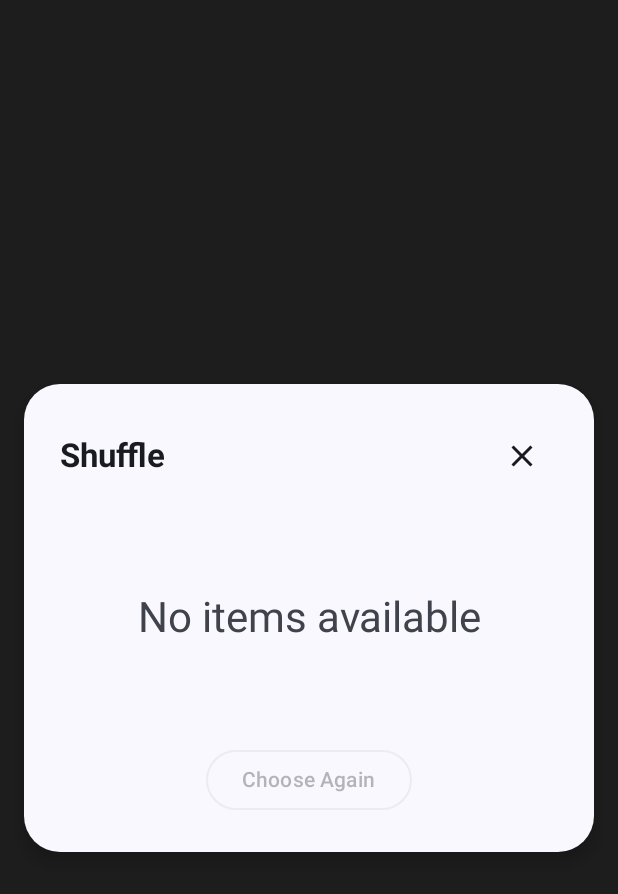
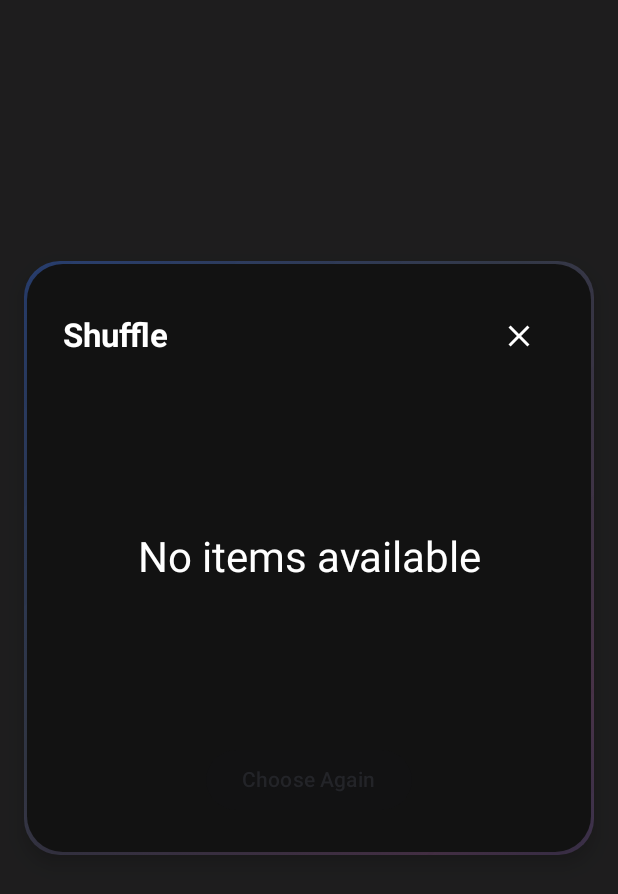
Before and after one commit to teja2495/choosr, an Android app built with Jetpack Compose: the composable ShuffleDialog called with empty values, on a phone screen of 412 x 824 dp. Shown: the top 894 px of the screen. Run offline under Robolectric (Android 15) with nearby library versions, the phone set to English and light mode, and no system bars.

Commit message:
feat: ui updates

```diff
--- a/app/src/main/java/com/tk/choosr/ui/shuffle/ShuffleDialog.kt
+++ b/app/src/main/java/com/tk/choosr/ui/shuffle/ShuffleDialog.kt
@@ -2,11 +2,13 @@ package com.tk.choosr.ui.shuffle
 
 import androidx.compose.animation.AnimatedContent
 import androidx.compose.animation.ExperimentalAnimationApi
+import androidx.compose.animation.core.animateFloatAsState
 import androidx.compose.animation.core.tween
 import androidx.compose.animation.fadeIn
 import androidx.compose.animation.fadeOut
 import androidx.compose.animation.with
 import androidx.compose.foundation.background
+import androidx.compose.foundation.border
 import androidx.compose.foundation.layout.Arrangement
 import androidx.compose.foundation.layout.Box
 import androidx.compose.foundation.layout.Column
@@ -18,6 +20,7 @@ import androidx.compose.foundation.layout.height
 import androidx.compose.foundation.layout.padding
 import androidx.compose.foundation.layout.size
 import androidx.compose.foundation.layout.width
+import androidx.compose.foundation.layout.offset
 import androidx.compose.foundation.shape.RoundedCornerShape
 import androidx.compose.material.icons.Icons
 import androidx.compose.material.icons.filled.Close
@@ -38,6 +41,8 @@ import androidx.compose.runtime.rememberCoroutineScope
 import androidx.compose.runtime.setValue
 import androidx.compose.ui.Alignment
 import androidx.compose.ui.Modifier
+import androidx.compose.ui.geometry.Offset
+import androidx.compose.ui.graphics.Brush
 import androidx.compose.ui.graphics.Color
 import androidx.compose.ui.text.style.TextAlign
 import androidx.compose.ui.unit.dp
@@ -85,13 +90,42 @@ fun ShuffleDialog(
                 .background(Color.Black.copy(alpha = 0.7f)),
             contentAlignment = Alignment.Center
         ) {
-            androidx.compose.material3.Card(
+            // Gradient border: dull when choosing, bright gradient when result appears
+            val targetAlpha = if (isChoosing) 0.4f else 1f
+            val animatedAlpha by animateFloatAsState(
+                targetValue = targetAlpha,
+                animationSpec = tween(durationMillis = 300),
+                label = "border_alpha"
+            )
+            val colorScheme = MaterialTheme.colorScheme
+            val gradientBrush = Brush.linearGradient(
+                start = Offset(0f, 0f),
+                end = Offset(1000f, 1000f),
+                colors = listOf(
+                    colorScheme.primary.copy(alpha = animatedAlpha),
+                    colorScheme.secondary.copy(alpha = animatedAlpha * 0.8f),
+                    colorScheme.tertiary.copy(alpha = animatedAlpha * 0.9f),
+                    colorScheme.primary.copy(alpha = animatedAlpha * 0.7f),
+                    colorScheme.secondary.copy(alpha = animatedAlpha)
+                )
+            )
+
+            Box(
                 modifier = Modifier
                     .fillMaxWidth()
-                    .padding(horizontal = 16.dp),
-                shape = RoundedCornerShape(24.dp),
+                    .padding(horizontal = 16.dp)
+                    .offset(y = (-40).dp)
+                    .background(
+                        brush = gradientBrush,
+                        shape = RoundedCornerShape(24.dp)
+                    )
+                    .padding(2.dp)
+            ) {
+                androidx.compose.material3.Card(
+                    modifier = Modifier.fillMaxWidth(),
+                    shape = RoundedCornerShape(24.dp),
                     colors = androidx.compose.material3.CardDefaults.cardColors(
-                        containerColor = MaterialTheme.colorScheme.surface
+                        containerColor = Color(0xFF121212)
                     ),
                     elevation = androidx.compose.material3.CardDefaults.cardElevation(defaultElevation = 8.dp)
                 ) {
@@ -110,12 +144,14 @@ fun ShuffleDialog(
                     Text(
                         text = list?.name ?: "Shuffle",
                         style = MaterialTheme.typography.titleLarge,
-                        fontWeight = androidx.compose.ui.text.font.FontWeight.Bold
+                        fontWeight = androidx.compose.ui.text.font.FontWeight.Bold,
+                        color = Color.White
                     )
                     IconButton(onClick = onDismiss) {
                         Icon(
                             Icons.Default.Close,
                             contentDescription = "Close",
+                            tint = Color.White,
                             modifier = Modifier.size(24.dp)
                         )
                     }
@@ -127,7 +163,7 @@ fun ShuffleDialog(
                 Box(
                     modifier = Modifier
                         .fillMaxWidth()
-                        .height(120.dp),
+                        .height(200.dp),
                     contentAlignment = Alignment.Center
                 ) {
                     AnimatedContent(
@@ -145,16 +181,18 @@ fun ShuffleDialog(
                             "Choosing..." -> {
                                 Text(
                                     text = "Choosing...",
-                                    style = MaterialTheme.typography.headlineMedium,
+                                    style = MaterialTheme.typography.titleLarge,
                                     textAlign = TextAlign.Center,
-                                    color = MaterialTheme.colorScheme.primary
+                                    color = Color.White
                                 )
                             }
                             is Int -> {
                                 Text(
                                     text = list?.items?.getOrNull(content) ?: "No items",
-                                    style = MaterialTheme.typography.headlineMedium,
-                                    textAlign = TextAlign.Center
+                                    style = MaterialTheme.typography.displaySmall,
+                                    textAlign = TextAlign.Center,
+                                    color = Color.White,
+                                    modifier = Modifier.padding(bottom = 16.dp)
                                 )
                             }
                             else -> {
@@ -162,7 +200,7 @@ fun ShuffleDialog(
                                     text = "No items available",
                                     style = MaterialTheme.typography.headlineMedium,
                                     textAlign = TextAlign.Center,
-                                    color = MaterialTheme.colorScheme.onSurfaceVariant
+                                    color = Color.White
                                 )
                             }
                         }
@@ -173,7 +211,7 @@ fun ShuffleDialog(
 
                 // Action button - centered (only show when not choosing)
                 if (!isChoosing) {
-                    OutlinedButton(
+                    Button(
                         onClick = {
                             isChoosing = true
                             isShowingResult = false
@@ -192,6 +230,7 @@ fun ShuffleDialog(
                 }
             }
             }
+            }
         }
     }
 }
```
Also changed, not shown: app/src/main/java/com/tk/choosr/ui/edit/EditListScreen.kt (+5 -6 lines), app/src/main/java/com/tk/choosr/ui/home/HomeScreen.kt (+19 -8 lines).
